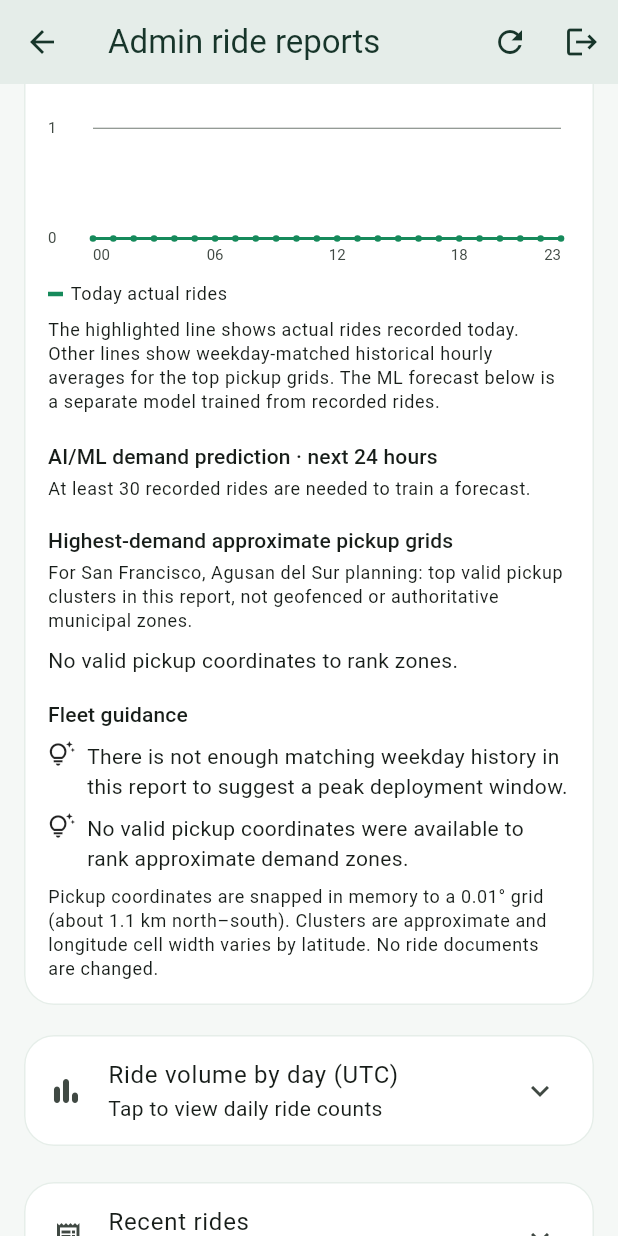
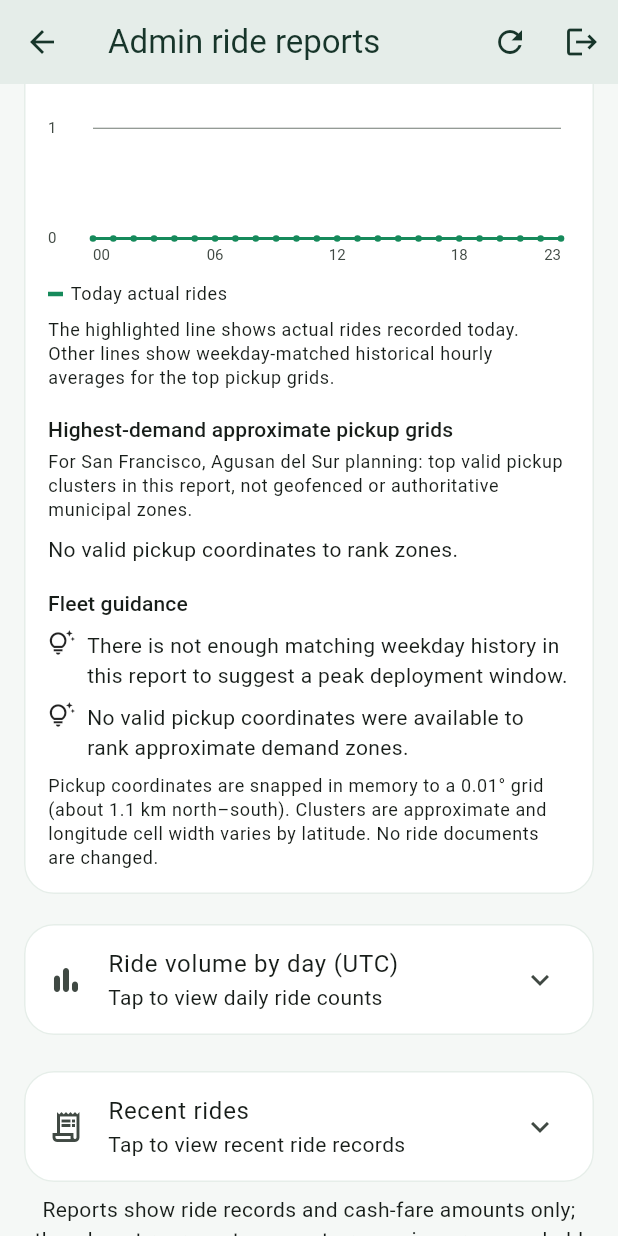
Before and after one commit to leiryc/TRANSGUARD-Transport-System, a Flutter app: the AdminDashboardScreen screen opened by its route, scrolled down 1152 dp, on a phone screen of 412 x 824 dp. Run offline on Flutter 3.47's test engine with Material 3 defaults, Android fonts, the phone set to English and light mode, and no system bars; our stand-ins replace cloud_firestore, firebase_ai, firebase_auth, firebase_core, geocoding, geolocator and 4 more; missing offline and left inert: firebase_app_check, mobile_scanner; accounts and stored records are empty.

Commit message:
Remove ML demand forecast and unused template leftovers
- Remove the AI/ML next-24-hour demand prediction (dashboard section and regression code); keep the historical demand outlook
- Remove unused Economy/Comfort/Premium ride tiers from code, Firestore rules, and README
- Remove unused firebase_messaging package and notification permission
- Remove the unused wallets Firestore rule
- Present TransGuard Help as a help chatbot powered by Google Gemini instead of an AI assistant

```diff
--- a/lib/models/ride_model.dart
+++ b/lib/models/ride_model.dart
@@ -16,7 +16,6 @@ class RideModel {
   final String currency;
   final String
   status; // 'requested', 'accepted', 'in_progress', 'completed', 'cancelled'
-  final String rideType; // 'economy', 'comfort', 'premium'
   final DateTime createdAt;
   final DateTime? startTime;
   final DateTime? endTime;
@@ -52,7 +51,6 @@ class RideModel {
     this.finalPrice,
     this.currency = 'PHP',
     this.status = 'requested',
-    this.rideType = 'economy',
     required this.createdAt,
     this.startTime,
     this.endTime,
@@ -89,7 +87,6 @@ class RideModel {
       finalPrice: data['finalPrice']?.toDouble(),
       currency: data['currency'] ?? 'PHP',
       status: data['status'] ?? 'requested',
-      rideType: data['rideType'] ?? 'economy',
       createdAt: (data['createdAt'] as Timestamp).toDate(),
       startTime: data['startTime'] != null
           ? (data['startTime'] as Timestamp).toDate()
@@ -137,7 +134,6 @@ class RideModel {
       'finalPrice': finalPrice,
       'currency': currency,
       'status': status,
-      'rideType': rideType,
       'createdAt': Timestamp.fromDate(createdAt),
       'startTime': startTime != null ? Timestamp.fromDate(startTime!) : null,
       'endTime': endTime != null ? Timestamp.fromDate(endTime!) : null,
--- a/lib/screens/admin/admin_dashboard_screen.dart
+++ b/lib/screens/admin/admin_dashboard_screen.dart
@@ -1287,34 +1287,6 @@ class _DemandOutlook extends StatelessWidget {
         .whereType<Map>()
         .map((hour) => Map<String, dynamic>.from(hour))
         .toList();
-    final mlForecast = Map<String, dynamic>.from(
-      forecast['mlDemandForecast'] as Map? ?? const {},
-    );
-    final mlPredictions = (mlForecast['predictions'] as List? ?? const [])
-        .whereType<Map>()
-        .map((prediction) => Map<String, dynamic>.from(prediction))
-        .toList();
-    final mlValues = mlPredictions
-        .map(
-          (prediction) =>
-              (prediction['predictedRequests'] as num? ?? 0).toDouble(),
-        )
-        .toList();
-    final mlTotal = mlValues.fold<double>(0, (total, value) => total + value);
-    final peakForecast = mlPredictions.isEmpty
-        ? null
-        : mlPredictions.reduce(
-            (a, b) =>
-                (a['predictedRequests'] as num).compareTo(
-                      b['predictedRequests'] as num,
-                    ) >=
-                    0
-                ? a
-                : b,
-          );
-    final forecastStart = DateTime.tryParse(
-      mlForecast['forecastStart']?.toString() ?? '',
-    );
     final demandZones = (forecast['topDemandZones'] as List? ?? const [])
         .whereType<Map>()
         .map((zone) => Map<String, dynamic>.from(zone))
@@ -1438,67 +1410,9 @@ class _DemandOutlook extends StatelessWidget {
             Text(
               'The highlighted line shows actual rides recorded today. Other '
               'lines show weekday-matched historical hourly averages for the '
-              'top pickup grids. The ML forecast below is a separate model '
-              'trained from recorded rides.',
+              'top pickup grids.',
               style: theme.textTheme.bodySmall,
             ),
-            const SizedBox(height: 18),
-            Text(
-              'AI/ML demand prediction · next 24 hours',
-              style: theme.textTheme.titleSmall,
-            ),
-            const SizedBox(height: 4),
-            if (mlForecast['available'] != true)
-              Text(
-                mlForecast['reason']?.toString() ?? 'A forecast is unavailable until sufficient ride history is available.',
-                style: theme.textTheme.bodySmall,
-              )
-            else ...[
-              Text(
-                'Model: ${mlForecast['model']} · trained on '
-                '${mlForecast['trainingRideCount']} rides across '
-                '${mlForecast['trainingDays']} days · UTC',
-                style: theme.textTheme.bodySmall,
-              ),
-              if (mlForecast['trainingCapped'] == true)
-                Padding(
-                  padding: const EdgeInsets.only(top: 4),
-                  child: Text(
-                    'Training data is limited to the latest 1,000 rides included in the report.',
-                    style: theme.textTheme.bodySmall,
-                  ),
-                ),
-              const SizedBox(height: 8),
-              Text(
-                'Expected total: ${mlTotal.toStringAsFixed(1)} rides'
-                '${peakForecast == null ? '' : ' · busiest hour: ${peakForecast['label']} (${(peakForecast['predictedRequests'] as num).toStringAsFixed(1)} expected)'}.',
-                style: const TextStyle(fontWeight: FontWeight.w600),
-              ),
-              if (mlValues.isNotEmpty)
-                Semantics(
-                  label: 'Machine learning prediction of expected ride requests during each of the next 24 hours.',
-                  child: SizedBox(
-                    height: 180,
-                    width: double.infinity,
-                    child: CustomPaint(
-                      painter: _HourlyDemandPainter(
-                        series: [
-                          {'label': 'ML predicted rides', 'values': mlValues},
-                        ],
-                        colors: [theme.colorScheme.tertiary],
-                        gridColor: theme.dividerColor,
-                        labelColor: theme.colorScheme.onSurfaceVariant,
-                        startHour: forecastStart?.hour ?? 0,
-                      ),
-                    ),
-                  ),
-                ),
-              if (forecastStart != null)
-                Text(
-                  'Forecast begins ${forecastStart.month.toString().padLeft(2, '0')}/${forecastStart.day.toString().padLeft(2, '0')} at ${forecastStart.hour.toString().padLeft(2, '0')}:00 UTC. Predictions are estimates, not guarantees.',
-                  style: theme.textTheme.bodySmall,
-                ),
-            ],
             const SizedBox(height: 16),
             Text(
               'Highest-demand approximate pickup grids',
@@ -1614,14 +1528,12 @@ class _HourlyDemandPainter extends CustomPainter {
     required this.colors,
     required this.gridColor,
     required this.labelColor,
-    this.startHour = 0,
   });
 
   final List<Map<String, dynamic>> series;
   final List<Color> colors;
   final Color gridColor;
   final Color labelColor;
-  final int startHour;
 
   @override
   void paint(Canvas canvas, Size size) {
@@ -1690,10 +1602,9 @@ class _HourlyDemandPainter extends CustomPainter {
     }
 
     for (final hour in const [0, 6, 12, 18, 23]) {
-      final displayedHour = (startHour + hour) % 24;
       final textPainter = TextPainter(
         text: TextSpan(
-          text: displayedHour.toString().padLeft(2, '0'),
+          text: hour.toString().padLeft(2, '0'),
           style: textStyle,
         ),
         textDirection: TextDirection.ltr,
@@ -1714,6 +1625,5 @@ class _HourlyDemandPainter extends CustomPainter {
       oldDelegate.series != series ||
       oldDelegate.colors != colors ||
       oldDelegate.gridColor != gridColor ||
-      oldDelegate.labelColor != labelColor ||
-      oldDelegate.startHour != startHour;
-}
+      oldDelegate.labelColor != labelColor;
+}
--- a/lib/screens/driver/driver_home_screen.dart
+++ b/lib/screens/driver/driver_home_screen.dart
@@ -527,7 +527,7 @@ class _DriverHomeScreenState extends State<DriverHomeScreen>
         children: [
           _buildGroupedAction(
             tooltip: 'Ask TRANSGUARD Help',
-            icon: Icons.auto_awesome_outlined,
+            icon: Icons.help_outline_rounded,
             onPressed: () => Navigator.of(context).push(
               MaterialPageRoute(
                 builder: (_) => const AssistantChatScreen(userRole: 'driver'),
--- a/lib/screens/passenger/passenger_home_screen.dart
+++ b/lib/screens/passenger/passenger_home_screen.dart
@@ -566,7 +566,7 @@ class _PassengerHomeScreenState extends State<PassengerHomeScreen> {
         children: [
           _buildGroupedAction(
             tooltip: 'Ask TRANSGUARD Help',
-            icon: Icons.auto_awesome_outlined,
+            icon: Icons.help_outline_rounded,
             onPressed: () => Navigator.of(context).push(
               MaterialPageRoute(
                 builder: (_) =>
--- a/lib/services/ride_service.dart
+++ b/lib/services/ride_service.dart
@@ -60,7 +60,6 @@ class RideService {
         'distance': distanceKm,
         'status': 'requested',
         'dispatchState': 'queued',
-        'rideType': ride.rideType,
         'createdAt': FieldValue.serverTimestamp(),
         'passengerIdVerified': ride.passengerIdVerified,
       });
@@ -661,11 +660,6 @@ class RideService {
     final todayDateKey =
         '${now.year.toString().padLeft(4, '0')}-${now.month.toString().padLeft(2, '0')}-${now.day.toString().padLeft(2, '0')}';
     final cutoff = now.subtract(const Duration(days: 35));
-    final trainingCutoff = DateTime.utc(
-      now.year,
-      now.month,
-      now.day,
-    ).subtract(const Duration(days: 35));
     final snapshot = await _firestore
         .collection('rides')
         .where('createdAt', isGreaterThanOrEqualTo: Timestamp.fromDate(cutoff))
@@ -692,7 +686,6 @@ class RideService {
     var completedCashFarePhp = 0.0;
     DateTime? oldestIncludedRideAt;
     final reportCapped = snapshot.size > 1000;
-    final trainingRequestsByDateHour = <String, int>{};
 
     for (final document in snapshot.docs.take(1000)) {
       final data = document.data();
@@ -709,9 +702,6 @@ class RideService {
       }
       final dateKey =
           '${created.year.toString().padLeft(4, '0')}-${created.month.toString().padLeft(2, '0')}-${created.day.toString().padLeft(2, '0')}';
-      final trainingHourKey = '$dateKey-${created.hour}';
-      trainingRequestsByDateHour[trainingHourKey] =
-          (trainingRequestsByDateHour[trainingHourKey] ?? 0) + 1;
       ridesByDate[dateKey] = (ridesByDate[dateKey] ?? 0) + 1;
       if (dateKey == todayDateKey) {
         todayHourlyRequests[created.hour]++;
@@ -933,13 +923,6 @@ class RideService {
         'No valid pickup coordinates were available to rank approximate demand zones.',
       );
     }
-    final mlDemandForecast = _buildDemandPrediction(
-      now: now,
-      trainingCutoff: trainingCutoff,
-      trainingCapped: reportCapped,
-      oldestTrainingRideAt: oldestIncludedRideAt,
-      requestsByDateHour: trainingRequestsByDateHour,
-    );
     return {
       'periodDays': 35,
       'totalRides': snapshot.size > 1000 ? 1000 : snapshot.size,
@@ -963,143 +946,14 @@ class RideService {
         'todayHourlyTrend': todayHourlyTrend,
         'topDemandZones': demandZones,
         'recommendations': recommendations,
-        'mlDemandForecast': mlDemandForecast,
         'method':
-            'Historical zone trends use weekday-matched averages; the separate '
-            'next-24-hour forecast uses regularized seasonal regression trained '
-            'on the same recent ride records used by this report.',
+            'Historical demand outlook: weekday-matched averages and pickup-grid '
+            'totals computed from the recent ride records in this report.',
       },
       'ridesByDate': ridesByDate,
       'capped': reportCapped,
       'recentRides': recentRides,
     };
-  }
-
-  Map<String, dynamic> _buildDemandPrediction({
-    required DateTime now,
-    required DateTime trainingCutoff,
-    required bool trainingCapped,
-    required DateTime? oldestTrainingRideAt,
-    required Map<String, int> requestsByDateHour,
-  }) {
-    final today = DateTime.utc(now.year, now.month, now.day);
-    final trainingStart = trainingCapped && oldestTrainingRideAt != null
-        ? DateTime.utc(
-            oldestTrainingRideAt.year,
-            oldestTrainingRideAt.month,
-            oldestTrainingRideAt.day,
-          ).add(const Duration(days: 1))
-        : trainingCutoff.add(const Duration(days: 1));
-    final trainingEnd = today.subtract(const Duration(days: 1));
-    final trainingDays = trainingEnd.difference(trainingStart).inDays + 1;
-    if (trainingDays < 28) {
-      return {
-        'available': false,
-        'reason':
-            'At least 28 days of ride history are needed to train a forecast.',
-        'trainingDays': trainingDays < 0 ? 0 : trainingDays,
-        'trainingRideCount': 0,
-        'trainingCapped': trainingCapped,
-      };
-    }
-
-    final examples = <({List<double> features, double target})>[];
-    var includedTrainingRideCount = 0;
-    for (var dayOffset = 0; dayOffset < trainingDays; dayOffset++) {
-      final date = trainingStart.add(Duration(days: dayOffset));
-      final dateKey =
-          '${date.year.toString().padLeft(4, '0')}-${date.month.toString().padLeft(2, '0')}-${date.day.toString().padLeft(2, '0')}';
-      for (var hour = 0; hour < 24; hour++) {
-        final rideCount = requestsByDateHour['$dateKey-$hour'] ?? 0;
-        includedTrainingRideCount += rideCount;
-        examples.add((
-          features: _demandModelFeatures(date, hour),
-          target: rideCount.toDouble(),
-        ));
-      }
-    }
-    if (includedTrainingRideCount < 30) {
-      return {
-        'available': false,
-        'reason': 'At least 30 recorded rides are needed to train a forecast.',
-        'trainingDays': trainingDays,
-        'trainingRideCount': includedTrainingRideCount,
-        'trainingCapped': trainingCapped,
-      };
-    }
-
-    final weights = List<double>.filled(8, 0);
-    weights[0] =
-        examples.fold<double>(0, (total, sample) => total + sample.target) /
-        examples.length;
-    const learningRate = 0.04;
-    const regularization = 0.02;
-    for (var iteration = 0; iteration < 600; iteration++) {
-      final gradients = List<double>.filled(weights.length, 0);
-      for (final sample in examples) {
-        var prediction = 0.0;
-        for (var feature = 0; feature < weights.length; feature++) {
-          prediction += weights[feature] * sample.features[feature];
-        }
-        final error = prediction - sample.target;
-        for (var feature = 0; feature < weights.length; feature++) {
-          gradients[feature] += error * sample.features[feature];
-        }
-      }
-      for (var feature = 0; feature < weights.length; feature++) {
-        final gradient =
-            gradients[feature] / examples.length +
-            (feature == 0 ? 0 : regularization * weights[feature]);
-        weights[feature] -= learningRate * gradient;
-      }
-    }
-
-    final firstForecastHour = DateTime.utc(
-      now.year,
-      now.month,
-      now.day,
-      now.hour,
-    ).add(const Duration(hours: 1));
-    final predictions = List<Map<String, dynamic>>.generate(24, (index) {
-      final dateTime = firstForecastHour.add(Duration(hours: index));
-      final features = _demandModelFeatures(dateTime, dateTime.hour);
-      var predictedRequests = 0.0;
-      for (var feature = 0; feature < weights.length; feature++) {
-        predictedRequests += weights[feature] * features[feature];
-      }
-      return {
-        'timestamp': dateTime.toIso8601String(),
-        'hour': dateTime.hour,
-        'label':
-            '${dateTime.month.toString().padLeft(2, '0')}/${dateTime.day.toString().padLeft(2, '0')} '
-            '${dateTime.hour.toString().padLeft(2, '0')}:00',
-        'predictedRequests': predictedRequests.clamp(0.0, double.infinity),
-      };
-    });
-    return {
-      'available': true,
-      'model': 'Regularized seasonal regression',
-      'trainingDays': trainingDays,
-      'trainingRideCount': includedTrainingRideCount,
-      'trainingCapped': trainingCapped,
-      'forecastStart': firstForecastHour.toIso8601String(),
-      'predictions': predictions,
-    };
-  }
-
-  List<double> _demandModelFeatures(DateTime date, int hour) {
-    final dailyAngle = 2 * pi * hour / 24;
-    final weeklyAngle = 2 * pi * (date.weekday - 1) / 7;
-    return [
-      1,
-      sin(dailyAngle),
-      cos(dailyAngle),
-      sin(2 * dailyAngle),
-      cos(2 * dailyAngle),
-      sin(weeklyAngle),
-      cos(weeklyAngle),
-      date.weekday >= DateTime.saturday ? 1 : 0,
-    ];
   }
 
   // Get available rides for drivers
--- a/pubspec.yaml
+++ b/pubspec.yaml
@@ -42,7 +42,6 @@ dependencies:
   cloud_firestore: ^7.0.0
   firebase_ai: ^5.0.0
   cloud_functions: ^7.0.0
-  firebase_messaging: ^17.0.0
 
   # Maps and Location
   google_maps_flutter: ^2.12.3
```
Also changed, not shown: lib/screens/assistant_chat_screen.dart (+17 -11 lines), lib/services/payment_service.dart (+0 -23 lines), pubspec.lock, 3 other files.
